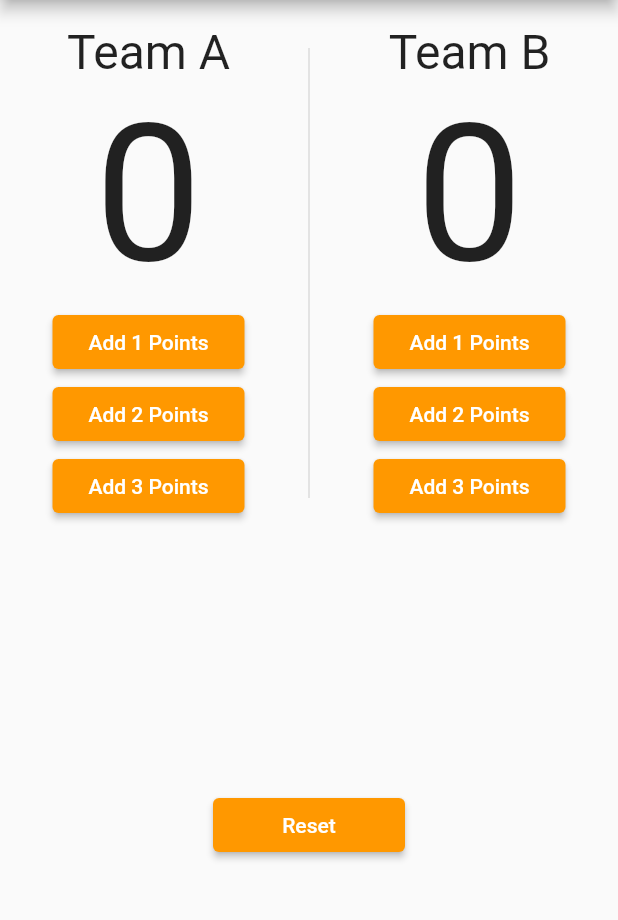
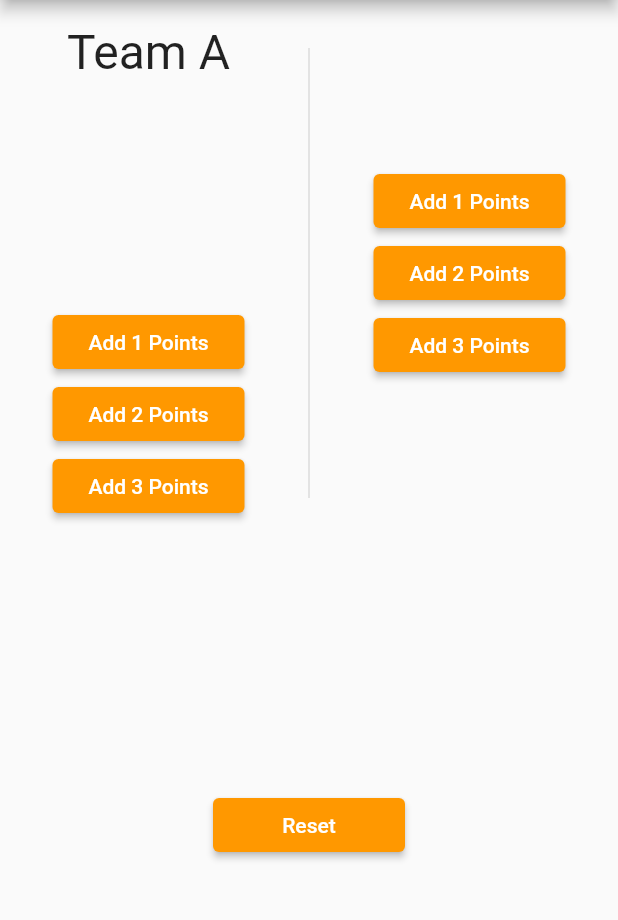
Before and after one commit to FadyFawzyOfficial/points_counter, a Flutter app: the screen it shows after launch, on a phone screen of 412 x 824 dp, the part 84-1004 px from its top. Run offline on Flutter 3.47's test engine with Material 2 defaults, Android fonts, the phone set to English and light mode, and no system bars; our stand-ins replace equatable, flutter_bloc.

Commit message:
6. Prepare UI to be Integrated with Counter Cubit

```diff
--- a/lib/main.dart
+++ b/lib/main.dart
@@ -2,16 +2,8 @@ import 'package:flutter/material.dart';
 
 void main() => runApp(const App());
 
-class App extends StatefulWidget {
+class App extends StatelessWidget {
   const App({super.key});
-
-  @override
-  State<App> createState() => _AppState();
-}
-
-class _AppState extends State<App> {
-  var teamAScore = 0;
-  var teamBScore = 0;
 
   @override
   Widget build(context) {
@@ -20,10 +12,18 @@ class _AppState extends State<App> {
       theme: ThemeData(
         colorScheme: const ColorScheme.light(primary: Colors.orange),
       ),
-      home: Scaffold(
-        appBar: AppBar(
-          title: const Text('Points Counter'),
-        ),
+      home: const HomeScreen(),
+    );
+  }
+}
+
+class HomeScreen extends StatelessWidget {
+  const HomeScreen({super.key});
+
+  @override
+  Widget build(BuildContext context) {
+    return Scaffold(
+      appBar: AppBar(title: const Text('Points Counter')),
       body: Padding(
         padding: const EdgeInsets.symmetric(vertical: 16),
         child: Column(
@@ -31,23 +31,31 @@ class _AppState extends State<App> {
             Row(
               mainAxisAlignment: MainAxisAlignment.spaceEvenly,
               children: [
-                  ScoreCounter(
-                    name: 'Team A',
-                    score: teamAScore,
-                    add1Point: () => setState(() => teamAScore++),
-                    add2Points: () => setState(() => teamAScore += 2),
-                    add3Points: () => setState(() => teamAScore += 3),
+                Column(
+                  children: [
+                    const Text(
+                      'Team A',
+                      style: TextStyle(fontSize: 32),
+                    ),
+                    const Text(
+                      '',
+                      style: TextStyle(fontSize: 128),
+                    ),
+                    ScoreIncrementor(
+                      add1Point: () {},
+                      add2Points: () {},
+                      add3Points: () {},
+                    ),
+                  ],
                 ),
                 const SizedBox(
                   height: 300,
                   child: VerticalDivider(thickness: 1),
                 ),
-                  ScoreCounter(
-                    name: 'Team B',
-                    score: teamBScore,
-                    add1Point: () => setState(() => teamBScore++),
-                    add2Points: () => setState(() => teamBScore += 2),
-                    add3Points: () => setState(() => teamBScore += 3),
+                ScoreIncrementor(
+                  add1Point: () {},
+                  add2Points: () {},
+                  add3Points: () {},
                 ),
               ],
             ),
@@ -55,32 +63,24 @@ class _AppState extends State<App> {
               child: Center(
                 child: MainElevatedButton(
                   label: 'Reset',
-                    onPressed: () => setState(() {
-                      teamAScore = 0;
-                      teamBScore = 0;
-                    }),
+                  onPressed: () {},
                 ),
               ),
-              )
+            ),
           ],
-          ),
         ),
       ),
     );
   }
 }
 
-class ScoreCounter extends StatelessWidget {
-  final String name;
-  final int score;
+class ScoreIncrementor extends StatelessWidget {
   final VoidCallback add1Point;
   final VoidCallback add2Points;
   final VoidCallback add3Points;
 
-  const ScoreCounter({
+  const ScoreIncrementor({
     super.key,
-    required this.name,
-    required this.score,
     required this.add1Point,
     required this.add2Points,
     required this.add3Points,
@@ -90,14 +90,6 @@ class ScoreCounter extends StatelessWidget {
   Widget build(BuildContext context) {
     return Column(
       children: [
-        Text(
-          name,
-          style: const TextStyle(fontSize: 32),
-        ),
-        Text(
-          '$score',
-          style: const TextStyle(fontSize: 128),
-        ),
         MainElevatedButton(
           points: 1,
           onPressed: add1Point,
```
Lines whose indentation alone changed are shown as unchanged.
